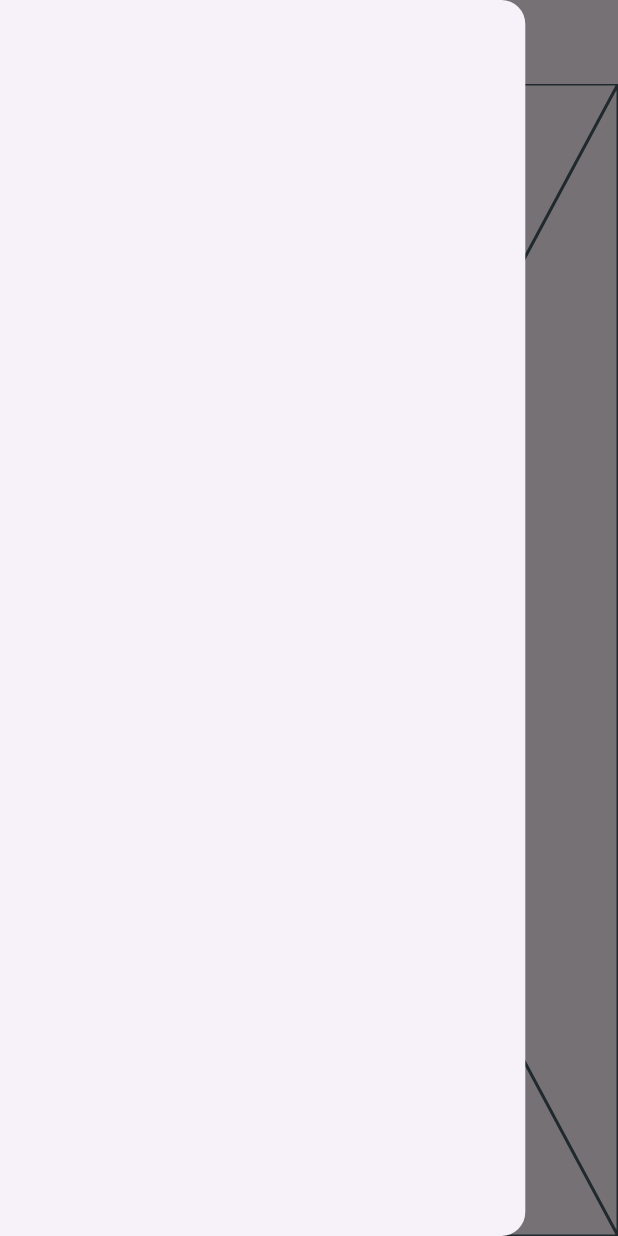
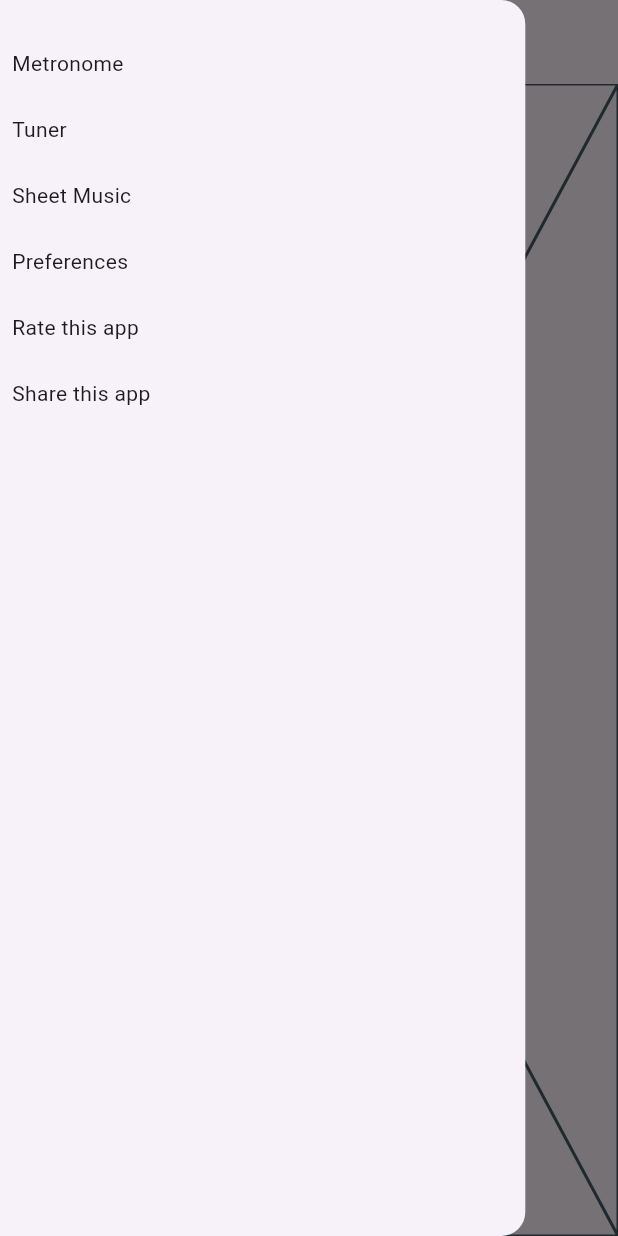
Before and after one commit to Ragnaric/MusicMate, a Flutter app: the screen it shows after launch, with the side drawer open, on a phone screen of 412 x 824 dp. Run offline on Flutter 3.47's test engine with Material 3 defaults, Android fonts, the phone set to English and light mode, and no system bars; our stand-ins replace bloc, equatable.

Commit message:
Add sections to custom drawer widget

```diff
--- a/lib/common/drawer.dart
+++ b/lib/common/drawer.dart
@@ -9,6 +9,26 @@ class CDrawer extends StatelessWidget {
     return SafeArea(
       child: Drawer(
         width: ScreenUtils.screenWidth(context) * .85,
+        child: Padding(
+          padding: const EdgeInsets.all(8.0),
+          child: ListView(
+            children: [
+              SizedBox(height: CSizes.defaultSpace),
+              Text('Metronome'),
+              SizedBox(height: CSizes.defaultSpace),
+              Text('Tuner'),
+              SizedBox(height: CSizes.defaultSpace),
+              Text('Sheet Music'),
+              SizedBox(height: CSizes.defaultSpace),
+              Text('Preferences'),
+              SizedBox(height: CSizes.defaultSpace),
+              Text('Rate this app'),
+              SizedBox(height: CSizes.defaultSpace),
+              Text('Share this app'),
+              SizedBox(height: CSizes.defaultSpace),
+            ],
+          ),
+        ),
       )
     );
   }
```
